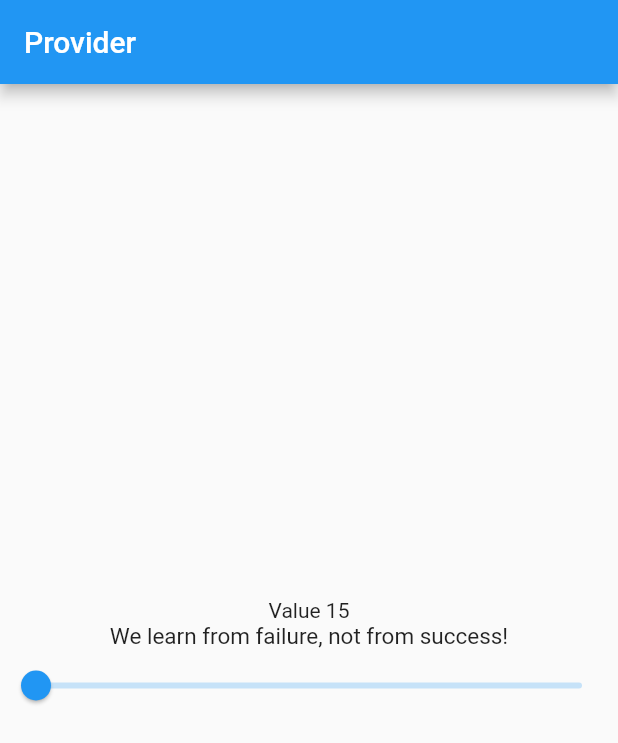
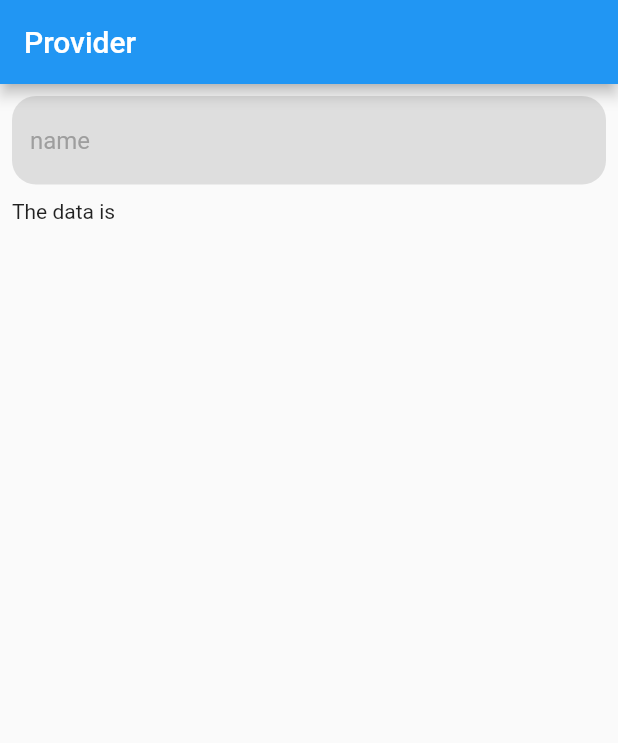
Before and after one commit to devkishor8007/exploring_provider_flutter, a Flutter app: the screen it shows after launch, on a phone screen of 412 x 824 dp. Shown: the top 743 px of the screen. Run offline on Flutter 3.47's test engine with Material 2 defaults, Android fonts, the light colour scheme and no system bars.

Commit message:
add textform provider

```diff
--- a/lib/main.dart
+++ b/lib/main.dart
@@ -5,7 +5,7 @@ import 'package:provider/provider.dart';
 
 void main() {
   runApp(ChangeNotifierProvider(
-    create: (BuildContext context) => SliderLo(),
+    create: (BuildContext context) => TextFieldProvider(),
     child: const MyApp(),
   ));
 }
@@ -21,6 +21,6 @@ class MyApp extends StatelessWidget {
         theme: ThemeData(
           primarySwatch: Colors.blue,
         ),
-        home: const HomePage());
+        home: HomePage());
   }
 }
--- a/lib/page/homepage.dart
+++ b/lib/page/homepage.dart
@@ -3,37 +3,57 @@ import 'package:flutter/material.dart';
 import 'package:provider/provider.dart';
 
 class HomePage extends StatelessWidget {
-  const HomePage({Key? key}) : super(key: key);
+  final TextEditingController _name = TextEditingController();
+  HomePage({Key? key}) : super(key: key);
 
   @override
   Widget build(BuildContext context) {
-    final data = Provider.of<SliderLo>(context);
+    final data = Provider.of<TextFieldProvider>(context);
     return Scaffold(
         appBar: AppBar(
           title: Text(data.name),
         ),
-      body: Column(
-        mainAxisAlignment: MainAxisAlignment.center,
+        body: Consumer<TextFieldProvider>(builder: (context, data, child) {
+          return Padding(
+            padding: const EdgeInsets.all(8.0),
+            child: Column(
+              crossAxisAlignment: CrossAxisAlignment.start,
               children: [
-          Center(
-            child: Text("Value " + data.value.round().toString()),
+                TextField(
+                  controller: _name,
+                  onSubmitted: (val) {
+                    data.changeText(val);
+                    _name.clear();
+                  },
+                  decoration: InputDecoration(
+                    hintText: "name",
+                    hintStyle: const TextStyle(
+                      color: Colors.grey,
+                    ),
+                    enabledBorder: OutlineInputBorder(
+                      borderRadius: BorderRadius.circular(16),
+                      borderSide: BorderSide.none,
+                    ),
+                    focusedBorder: OutlineInputBorder(
+                      borderRadius: BorderRadius.circular(16),
+                      borderSide: BorderSide.none,
+                    ),
+                    fillColor: Colors.grey.withOpacity(0.3),
+                    filled: true,
+                  ),
+                ),
+                const SizedBox(
+                  height: 10.0,
                 ),
                 Text(
-            "We learn from failure, not from success!",
+                  "The data is " + data.textformField.toString(),
                   style: TextStyle(
-              fontSize: data.value,
+                    fontSize: Theme.of(context).textTheme.subtitle2!.fontSize,
                   ),
-          ),
-          Slider(
-            min: 15,
-            max: 50,
-            value: data.value,
-            onChanged: (val) {
-              data.sliderva(val);
-            },
                 ),
               ],
             ),
           );
+        }));
   }
 }
--- a/lib/provider.dart
+++ b/lib/provider.dart
@@ -1,14 +1,14 @@
 import 'package:flutter/cupertino.dart';
 
-class SliderLo extends ChangeNotifier {
+class TextFieldProvider with ChangeNotifier {
   final String _name = "Provider";
   String get name => _name;
-  double _value = 15;
 
-  double get value => _value;
+  String _textformField = "";
+  String get textformField => _textformField;
 
-  void sliderva(vals) {
-    _value = vals;
+  void changeText(controller) {
+    _textformField = controller;
     notifyListeners();
   }
 }
```
Lines whose indentation alone changed are shown as unchanged.
